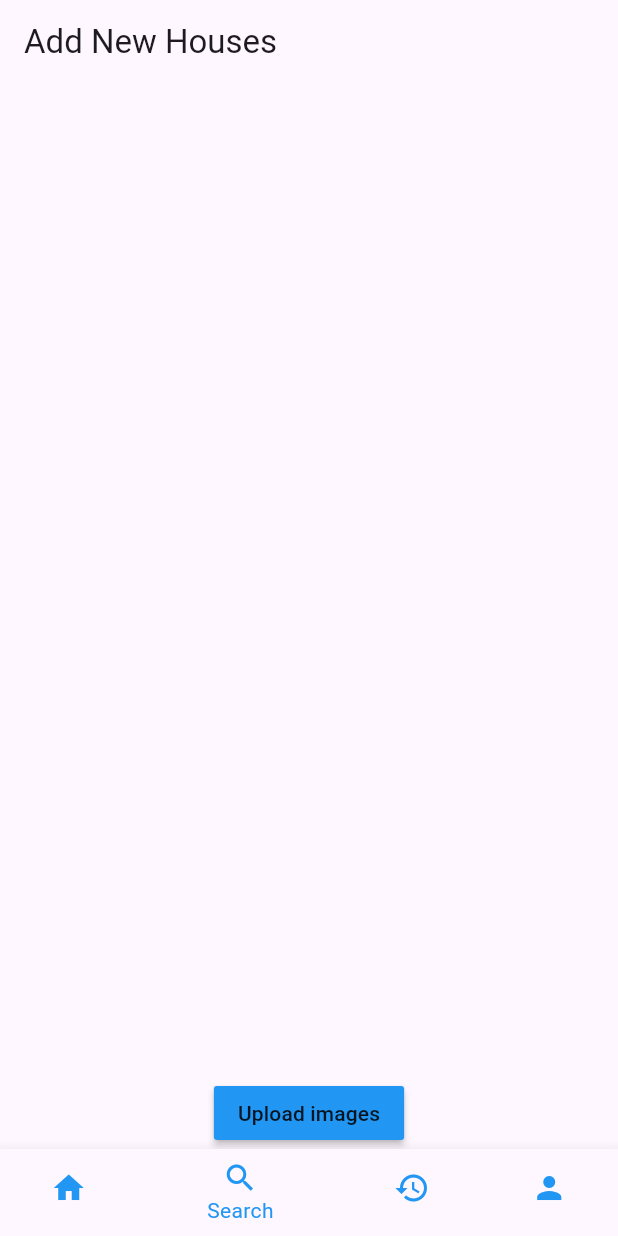
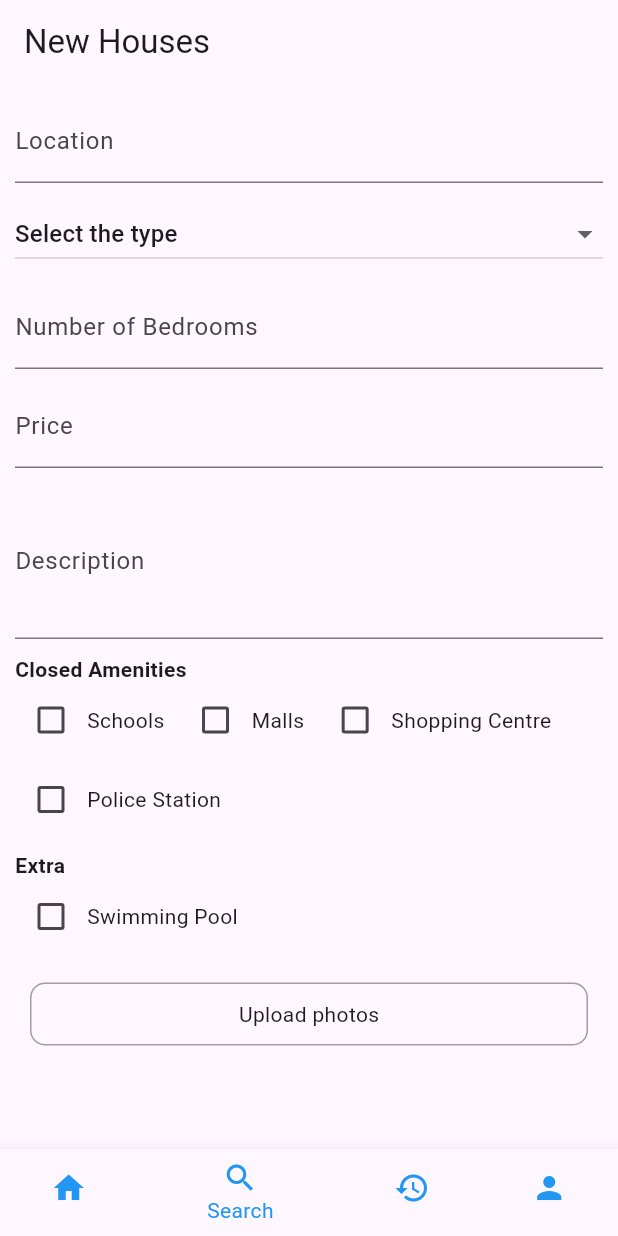
Before and after one commit to GenuineCreators/PropertySearch, a Flutter app: the screen it shows once a user with an empty profile is signed in, item 2 of the bottom bar chosen, on a phone screen of 412 x 824 dp. Run offline on Flutter 3.47's test engine with Material 3 defaults, Android fonts, the phone set to English and light mode, and no system bars; our stand-ins replace cloud_firestore, email_validator, file_picker, firebase_auth, firebase_core, firebase_storage and 3 more; accounts and stored records are empty.

Commit message:
Add house listing

```diff
--- a/agent/lib/screens/mainscreen/home_page.dart
+++ b/agent/lib/screens/mainscreen/home_page.dart
@@ -1,62 +1,174 @@
+// ignore_for_file: unnecessary_null_comparison
+
 import 'dart:io';
-
 import 'package:flutter/material.dart';
 import 'package:image_picker/image_picker.dart';
 
 class NewHouses extends StatefulWidget {
-  const NewHouses({super.key});
-
   @override
-  State<NewHouses> createState() => _NewHousesState();
+  _NewHousesState createState() => _NewHousesState();
 }
 
 class _NewHousesState extends State<NewHouses> {
-  final ImagePicker imagePicker = ImagePicker();
-  List<XFile> imageFileList = [];
-
-  void selectImages() async {
-    final List<XFile>? selectedImages = await imagePicker.pickMultiImage();
-    if (selectedImages!.isNotEmpty) {
-      imageFileList.addAll(selectedImages);
-    }
-    setState(() {});
-  }
+  List<File> _images = [];
+  final ImagePicker _picker = ImagePicker();
+  final TextEditingController _locationController = TextEditingController();
+  final TextEditingController _bedroomsController = TextEditingController();
+  final TextEditingController _priceController = TextEditingController();
+  final TextEditingController _descriptionController = TextEditingController();
+  String _selectedType = "Select the type";
+  bool _schools = false;
+  bool _malls = false;
+  bool _shoppingCentre = false;
+  bool _policeStation = false;
+  bool _swimmingPool = false;
 
   @override
   Widget build(BuildContext context) {
     return Scaffold(
       appBar: AppBar(
-        title: Text("Add New Houses"),
+        title: Text('New Houses'),
       ),
-      body: Center(
-        child: Column(children: <Widget>[
-          Expanded(
-            child: Padding(
-              padding: EdgeInsets.all(8.0),
-              child: GridView.builder(
-                  gridDelegate: SliverGridDelegateWithFixedCrossAxisCount(
-                      crossAxisCount: 3),
-                  itemCount: imageFileList.length,
-                  itemBuilder: (BuildContext context, int index) {
-                    return Image.file(File(imageFileList[index].path),
-                        fit: BoxFit.cover);
-                  }),
+      body: SingleChildScrollView(
+        padding: EdgeInsets.all(10),
+        child: Column(
+          crossAxisAlignment: CrossAxisAlignment.start,
+          children: <Widget>[
+            TextField(
+              controller: _locationController,
+              decoration: InputDecoration(labelText: 'Location'),
             ),
-          ),
-          const SizedBox(
-            height: 20,
-          ),
-          MaterialButton(
-              color: Colors.blue,
-              child: Text("Upload images"),
-              onPressed: () {
-                selectImages();
-              })
-        ]),
+            SizedBox(height: 10),
+            DropdownButton<String>(
+              value: _selectedType,
+              isExpanded: true,
+              items: ["Select the type", "AirBNB", "Rental", "Sale"]
+                  .map((String type) {
+                return DropdownMenuItem<String>(
+                  value: type,
+                  child: Text(type),
+                );
+              }).toList(),
+              onChanged: (value) {
+                setState(() {
+                  _selectedType = value!;
+                });
+              },
+            ),
+            SizedBox(height: 10),
+            TextField(
+              controller: _bedroomsController,
+              keyboardType: TextInputType.number,
+              decoration: InputDecoration(labelText: 'Number of Bedrooms'),
+            ),
+            SizedBox(height: 10),
+            TextField(
+              controller: _priceController,
+              keyboardType: TextInputType.number,
+              decoration: InputDecoration(labelText: 'Price'),
+            ),
+            SizedBox(height: 10),
+            TextField(
+              controller: _descriptionController,
+              maxLines: 3,
+              decoration: InputDecoration(labelText: 'Description'),
+            ),
+            SizedBox(height: 10),
+            Text('Closed Amenities',
+                style: TextStyle(fontWeight: FontWeight.bold)),
+            Wrap(
+              spacing: 10,
+              runSpacing: 5,
+              children: [
+                _buildCheckbox('Schools', _schools,
+                    (value) => setState(() => _schools = value)),
+                _buildCheckbox(
+                    'Malls', _malls, (value) => setState(() => _malls = value)),
+                _buildCheckbox('Shopping Centre', _shoppingCentre,
+                    (value) => setState(() => _shoppingCentre = value)),
+                _buildCheckbox('Police Station', _policeStation,
+                    (value) => setState(() => _policeStation = value)),
+              ],
+            ),
+            SizedBox(height: 10),
+            Text('Extra', style: TextStyle(fontWeight: FontWeight.bold)),
+            _buildCheckbox('Swimming Pool', _swimmingPool,
+                (value) => setState(() => _swimmingPool = value)),
+            SizedBox(height: 10),
+            GestureDetector(
+              onTap: _selectImages,
+              child: Container(
+                margin: EdgeInsets.all(10),
+                padding: EdgeInsets.all(10),
+                decoration: BoxDecoration(
+                  border: Border.all(color: Colors.grey),
+                  borderRadius: BorderRadius.circular(10),
+                ),
+                child: Center(
+                  child: Text('Upload photos'),
+                ),
+              ),
+            ),
+            _images.isEmpty
+                ? Container()
+                : Container(
+                    margin: EdgeInsets.all(10),
+                    height: 100,
+                    child: ListView.builder(
+                      scrollDirection: Axis.horizontal,
+                      itemCount: _images.length,
+                      itemBuilder: (context, index) {
+                        return Container(
+                          margin: EdgeInsets.all(5),
+                          width: 100,
+                          decoration: BoxDecoration(
+                            image: DecorationImage(
+                              image: Image.file(_images[index]).image,
+                              fit: BoxFit.cover,
+                            ),
+                          ),
+                        );
+                      },
+                    ),
+                  ),
+          ],
+        ),
       ),
     );
   }
+
+  Widget _buildCheckbox(String title, bool value, Function(bool) onChanged) {
+    return Row(
+      mainAxisSize: MainAxisSize.min,
+      children: [
+        Checkbox(
+            value: value, onChanged: (bool? newValue) => onChanged(newValue!)),
+        Text(title),
+      ],
+    );
+  }
+
+  void _selectImages() async {
+    final pickedFiles = await _picker.pickMultiImage();
+    setState(() {
+      if (pickedFiles != null) {
+        _images.addAll(pickedFiles.map((file) => File(file.path)));
+      }
+    });
+  }
 }
+
+
+
+
+
+
+
+
+
+
+
+
 
 // // ignore_for_file: unnecessary_null_comparison
 
@@ -130,3 +242,66 @@ class _NewHousesState extends State<NewHouses> {
 //     });
 //   }
 // }
+
+
+
+
+// import 'dart:io';
+
+// import 'package:flutter/material.dart';
+// import 'package:image_picker/image_picker.dart';
+
+// class NewHouses extends StatefulWidget {
+//   const NewHouses({super.key});
+
+//   @override
+//   State<NewHouses> createState() => _NewHousesState();
+// }
+
+// class _NewHousesState extends State<NewHouses> {
+//   final ImagePicker imagePicker = ImagePicker();
+//   List<XFile> imageFileList = [];
+
+//   void selectImages() async {
+//     final List<XFile>? selectedImages = await imagePicker.pickMultiImage();
+//     if (selectedImages!.isNotEmpty) {
+//       imageFileList.addAll(selectedImages);
+//     }
+//     setState(() {});
+//   }
+
+//   @override
+//   Widget build(BuildContext context) {
+//     return Scaffold(
+//       appBar: AppBar(
+//         title: Text("Add New Houses"),
+//       ),
+//       body: Center(
+//         child: Column(children: <Widget>[
+//           Expanded(
+//             child: Padding(
+//               padding: EdgeInsets.all(8.0),
+//               child: GridView.builder(
+//                   gridDelegate: SliverGridDelegateWithFixedCrossAxisCount(
+//                       crossAxisCount: 3),
+//                   itemCount: imageFileList.length,
+//                   itemBuilder: (BuildContext context, int index) {
+//                     return Image.file(File(imageFileList[index].path),
+//                         fit: BoxFit.cover);
+//                   }),
+//             ),
+//           ),
+//           const SizedBox(
+//             height: 20,
+//           ),
+//           MaterialButton(
+//               color: Colors.blue,
+//               child: Text("Upload images"),
+//               onPressed: () {
+//                 selectImages();
+//               })
+//         ]),
+//       ),
+//     );
+//   }
+// }
```
